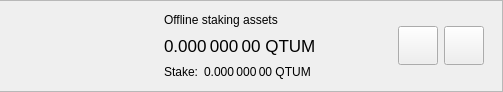
Above: src/qt/forms/delegationitemwidget.ui from anonymousess/vuicash before the change; both pictures show x 224 to 727 and y 0 to 92 of the 727 by 92 pixel window. Below: the same form after it.
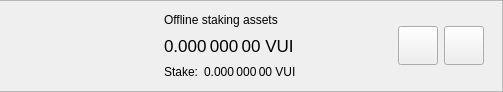
That is the form after the change.

Commit message: Change QTUM to VUI

What changed in the file:
```diff
--- a/src/qt/forms/delegationitemwidget.ui
+++ b/src/qt/forms/delegationitemwidget.ui
@@ -236,7 +236,7 @@
                   <string>Your current spendable balance</string>
                  </property>
                  <property name="text">
-                  <string notr="true">0.000 000 00 QTUM</string>
+                  <string notr="true">0.000 000 00 VUI</string>
                  </property>
                  <property name="alignment">
                   <set>Qt::AlignLeading|Qt::AlignLeft|Qt::AlignVCenter</set>
@@ -270,7 +270,7 @@
                  <item>
                   <widget class="QLabel" name="labelStake">
                    <property name="text">
-                    <string>0.000 000 00 QTUM</string>
+                    <string>0.000 000 00 VUI</string>
                    </property>
                    <property name="alignment">
                     <set>Qt::AlignLeading|Qt::AlignLeft|Qt::AlignVCenter</set>
```
The commit also changes 129 other files.
